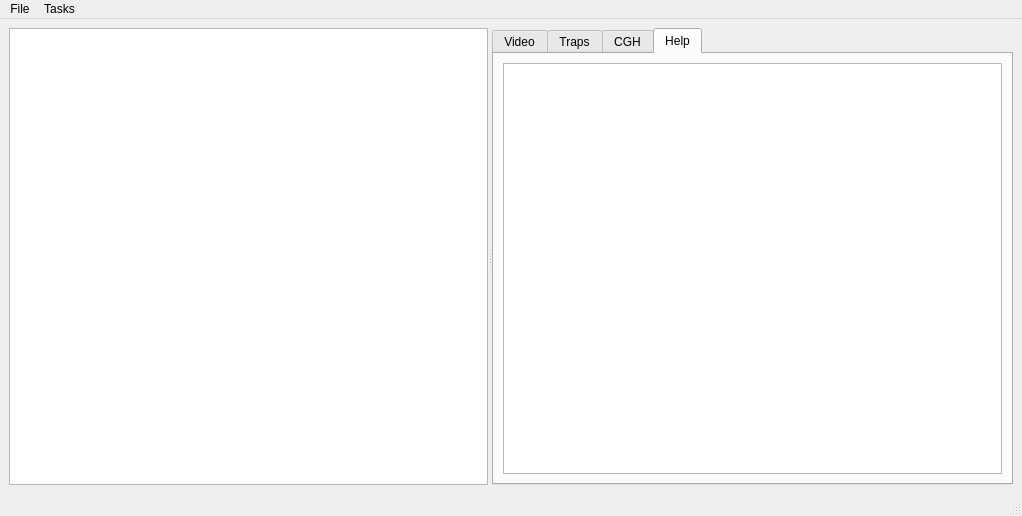
davidgrier/QFab, file PyFab.ui: the form before one commit.
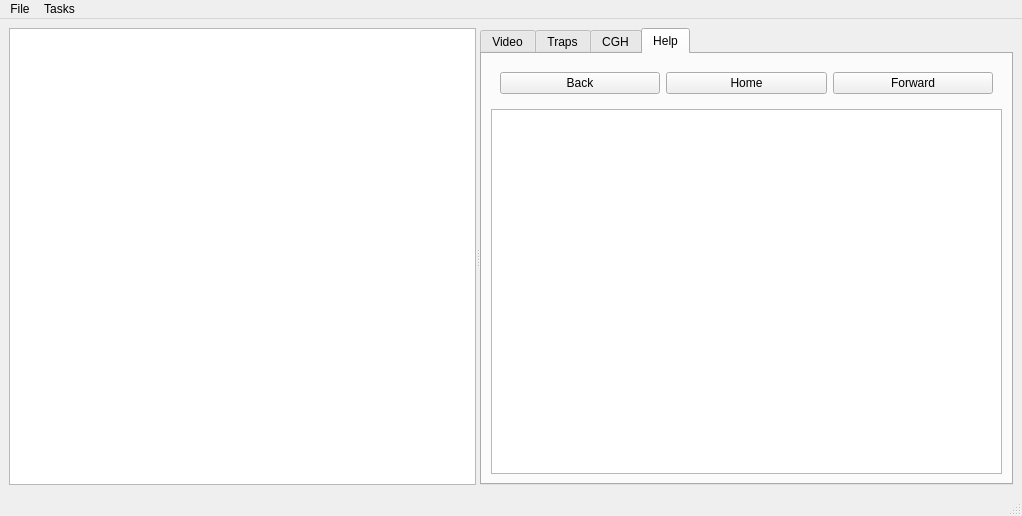
The form after the commit. The open tabs and pages were chosen to show the change. Custom widgets are drawn as their Qt base class.

Commit message: initial implementation of a help browser

```diff
--- a/PyFab.ui
+++ b/PyFab.ui
@@ -14,7 +14,7 @@
    <string>PyFab</string>
   </property>
   <widget class="QWidget" name="centralwidget">
-   <layout class="QVBoxLayout" name="verticalLayout">
+   <layout class="QHBoxLayout" name="horizontalLayout_2">
     <item>
      <widget class="QSplitter" name="splitter">
       <property name="orientation">
@@ -67,9 +67,36 @@
         <attribute name="title">
          <string>Help</string>
         </attribute>
-        <layout class="QVBoxLayout" name="verticalLayout_3">
+        <layout class="QVBoxLayout" name="verticalLayout">
          <item>
-          <widget class="QTextBrowser" name="help"/>
+          <widget class="QWidget" name="helpButtons" native="true">
+           <layout class="QHBoxLayout" name="horizontalLayout">
+            <item>
+             <widget class="QPushButton" name="helpBack">
+              <property name="text">
+               <string>Back</string>
+              </property>
+             </widget>
+            </item>
+            <item>
+             <widget class="QPushButton" name="helpHome">
+              <property name="text">
+               <string>Home</string>
+              </property>
+             </widget>
+            </item>
+            <item>
+             <widget class="QPushButton" name="helpForward">
+              <property name="text">
+               <string>Forward</string>
+              </property>
+             </widget>
+            </item>
+           </layout>
+          </widget>
+         </item>
+         <item>
+          <widget class="QTextBrowser" name="helpBrowser"/>
          </item>
         </layout>
        </widget>
```
Left out of the diff: 86 changed lines with no effect on the pictures. The commit also changes 8 other files.
